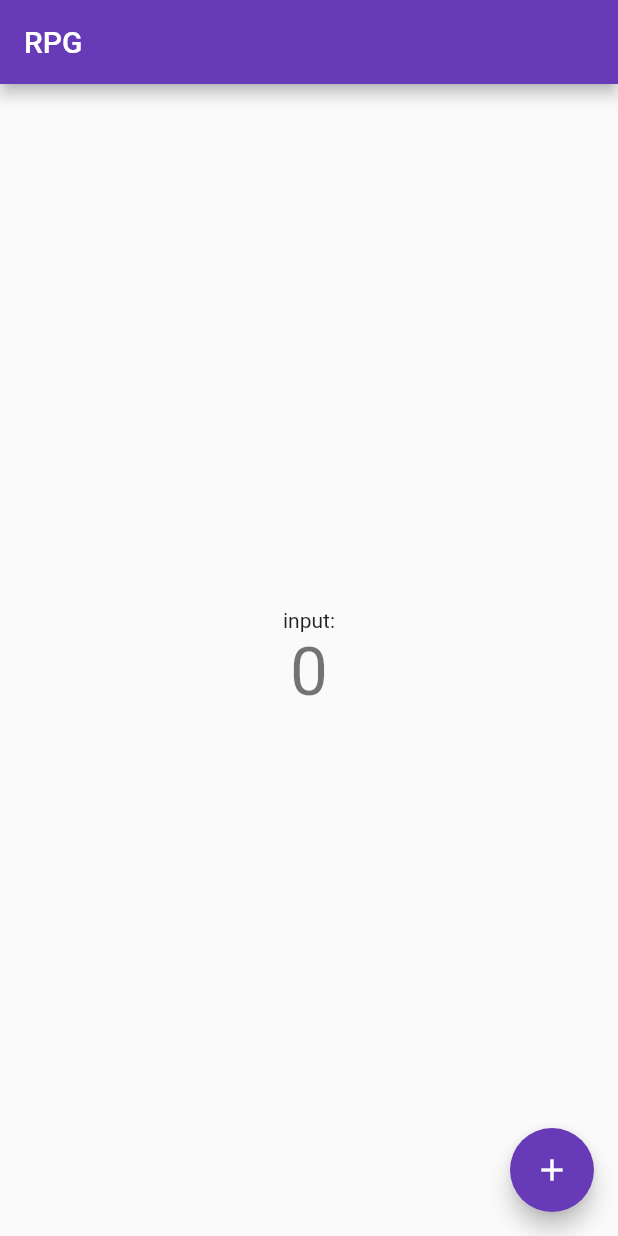
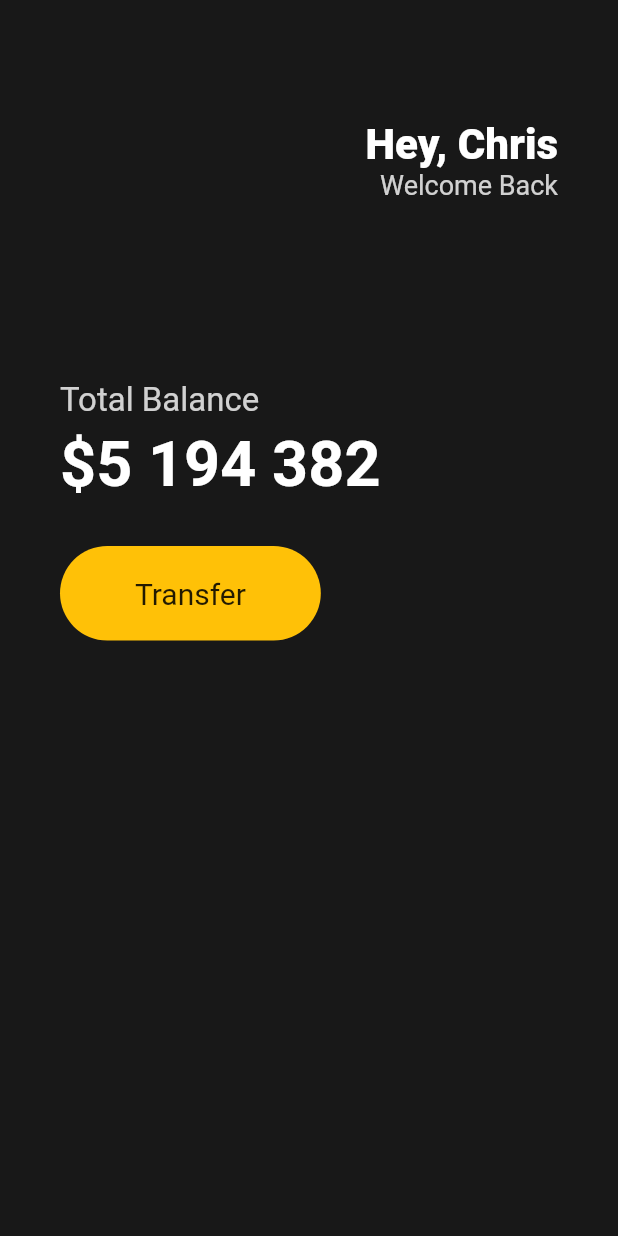
Before and after one commit to 0407chan/flutter-ui-practice, a Flutter app: the screen it shows after launch, on a phone screen of 412 x 824 dp. Run offline on Flutter 3.47's test engine with Material 2 defaults, Android fonts, the phone set to English and light mode, and no system bars.

Commit message:
노마드코더 3.2장 Buttons 그리기

```diff
--- a/lib/main.dart
+++ b/lib/main.dart
@@ -1,115 +1,112 @@
 import 'package:flutter/material.dart';
 
-void main() {
-  runApp(const MyApp());
+class Player {
+  String? name;
+  String? position;
+
+// named parameter 라고 부른다.
+  Player({required this.name, this.position});
 }
 
-class MyApp extends StatelessWidget {
-  const MyApp({super.key});
+void main() {
+  var chanho = Player(name: "찬호", position: 'MF');
+  // log chanho
+  print(chanho);
+  runApp(App());
+}
 
-  // This widget is the root of your application.
+class App extends StatelessWidget {
   @override
   Widget build(BuildContext context) {
     return MaterialApp(
-      title: 'Flutter Demo',
-      theme: ThemeData(
-        // This is the theme of your application.
-        //
-        // Try running your application with "flutter run". You'll see the
-        // application has a blue toolbar. Then, without quitting the app, try
-        // changing the primarySwatch below to Colors.green and then invoke
-        // "hot reload" (press "r" in the console where you ran "flutter run",
-        // or simply save your changes to "hot reload" in a Flutter IDE).
-        // Notice that the counter didn't reset back to zero; the application
-        // is not restarted.
-        primarySwatch: Colors.deepPurple,
+      home: Scaffold(
+        // appBar: AppBar(
+        //   title: Text(
+        //     "성지니 개꾸리",
+        //     style: TextStyle(
+        //       color: Colors.black,
+        //     ),
+        //   ),
+        // ),
+        backgroundColor: Color(0xFF181818),
+        body: Padding(
+          padding: EdgeInsets.symmetric(horizontal: 40),
+          child: Column(
+            crossAxisAlignment: CrossAxisAlignment.start,
+            children: [
+              SizedBox(
+                height: 80,
+              ),
+              Row(
+                mainAxisAlignment: MainAxisAlignment.end,
+                children: [
+                  SizedBox(height: 50),
+                  Column(
+                    crossAxisAlignment: CrossAxisAlignment.end,
+                    children: [
+                      Text("Hey, Chris",
+                          style: TextStyle(
+                            color: Colors.white,
+                            fontSize: 28,
+                            fontWeight: FontWeight.w800,
+                          )),
+                      Text(
+                        "Welcome Back",
+                        style: TextStyle(
+                          color: Colors.white.withOpacity(0.8),
+                          fontSize: 18,
+                        ),
+                      ),
+                    ],
+                  ),
+                ],
+              ),
+              SizedBox(
+                height: 120,
+              ),
+              Text(
+                "Total Balance",
+                style: TextStyle(
+                  fontSize: 22,
+                  color: Colors.white.withOpacity(0.8),
+                ),
+              ),
+              SizedBox(
+                height: 5,
+              ),
+              Text(
+                "\$5 194 382",
+                style: TextStyle(
+                    fontSize: 42,
+                    color: Colors.white,
+                    fontWeight: FontWeight.w600),
+              ),
+              SizedBox(
+                height: 30,
+              ),
+              Row(
+                children: [
+                  Container(
+                    decoration: BoxDecoration(
+                        color: Colors.amber,
+                        borderRadius: BorderRadius.circular(45)),
+                    child: Padding(
+                      padding:
+                          EdgeInsets.symmetric(horizontal: 50, vertical: 20),
+                      child: Text(
+                        "Transfer",
+                        style: TextStyle(
+                          fontSize: 20,
+                        ),
+                      ),
+                    ),
+                  )
+                ],
+              )
+            ],
+          ),
+        ),
       ),
-      home: const MyHomePage(title: 'RPG'),
     );
   }
 }
-
-class MyHomePage extends StatefulWidget {
-  const MyHomePage({super.key, required this.title});
-
-  // This widget is the home page of your application. It is stateful, meaning
-  // that it has a State object (defined below) that contains fields that affect
-  // how it looks.
-
-  // This class is the configuration for the state. It holds the values (in this
-  // case the title) provided by the parent (in this case the App widget) and
-  // used by the build method of the State. Fields in a Widget subclass are
-  // always marked "final".
-
-  final String title;
-
-  @override
-  State<MyHomePage> createState() => _MyHomePageState();
-}
-
-class _MyHomePageState extends State<MyHomePage> {
-  int _counter = 0;
-
-  void _incrementCounter() {
-    setState(() {
-      // This call to setState tells the Flutter framework that something has
-      // changed in this State, which causes it to rerun the build method below
-      // so that the display can reflect the updated values. If we changed
-      // _counter without calling setState(), then the build method would not be
-      // called again, and so nothing would appear to happen.
-      _counter++;
-    });
-  }
-
-  @override
-  Widget build(BuildContext context) {
-    // This method is rerun every time setState is called, for instance as done
-    // by the _incrementCounter method above.
-    //
-    // The Flutter framework has been optimized to make rerunning build methods
-    // fast, so that you can just rebuild anything that needs updating rather
-    // than having to individually change instances of widgets.
-    return Scaffold(
-      appBar: AppBar(
-        // Here we take the value from the MyHomePage object that was created by
-        // the App.build method, and use it to set our appbar title.
-        title: Text(widget.title),
-      ),
-      body: Center(
-        // Center is a layout widget. It takes a single child and positions it
-        // in the middle of the parent.
-        child: Column(
-          // Column is also a layout widget. It takes a list of children and
-          // arranges them vertically. By default, it sizes itself to fit its
-          // children horizontally, and tries to be as tall as its parent.
-          //
-          // Invoke "debug painting" (press "p" in the console, choose the
-          // "Toggle Debug Paint" action from the Flutter Inspector in Android
-          // Studio, or the "Toggle Debug Paint" command in Visual Studio Code)
-          // to see the wireframe for each widget.
-          //
-          // Column has various properties to control how it sizes itself and
-          // how it positions its children. Here we use mainAxisAlignment to
-          // center the children vertically; the main axis here is the vertical
-          // axis because Columns are vertical (the cross axis would be
-          // horizontal).
-          mainAxisAlignment: MainAxisAlignment.center,
-          children: <Widget>[
-            const Text(
-              'input:',
-            ),
-            Text(
-              '$_counter',
-              style: Theme.of(context).textTheme.headline3,
-            ),
-          ],
-        ),
-      ),
-      floatingActionButton: FloatingActionButton(
-        onPressed: _incrementCounter,
-        tooltip: 'Increment',
-        child: const Icon(Icons.add),
-      ), // This trailing comma makes auto-formatting nicer for build methods.
-    );
-  }
-}
```
Also changed, not shown: 1 other file.
